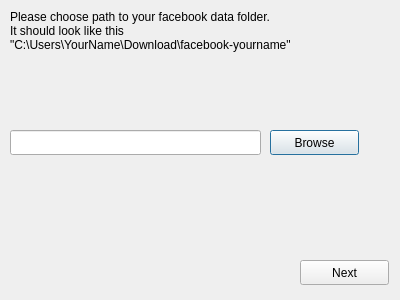
Above: screen_2.ui from ceramic-vessel-developer/message_counter before the change. Below: the same form after it.
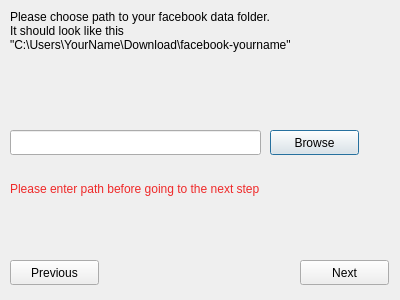
That is the form after the change.

Commit message: screen1 and screen2 are working

Patch:
```diff
--- a/screen_2.ui
+++ b/screen_2.ui
@@ -65,6 +65,35 @@
     <string>Next</string>
    </property>
   </widget>
+  <widget class="QPushButton" name="previous_button">
+   <property name="geometry">
+    <rect>
+     <x>10</x>
+     <y>260</y>
+     <width>89</width>
+     <height>25</height>
+    </rect>
+   </property>
+   <property name="text">
+    <string>Previous</string>
+   </property>
+  </widget>
+  <widget class="QLabel" name="error">
+   <property name="geometry">
+    <rect>
+     <x>10</x>
+     <y>180</y>
+     <width>364</width>
+     <height>17</height>
+    </rect>
+   </property>
+   <property name="styleSheet">
+    <string notr="true">color: rgb(239, 41, 41)</string>
+   </property>
+   <property name="text">
+    <string>Please enter path before going to the next step</string>
+   </property>
+  </widget>
  </widget>
  <resources/>
  <connections/>
```
Left out of the diff: 2 changed lines with no effect on the pictures. The commit also changes 2 other files.
